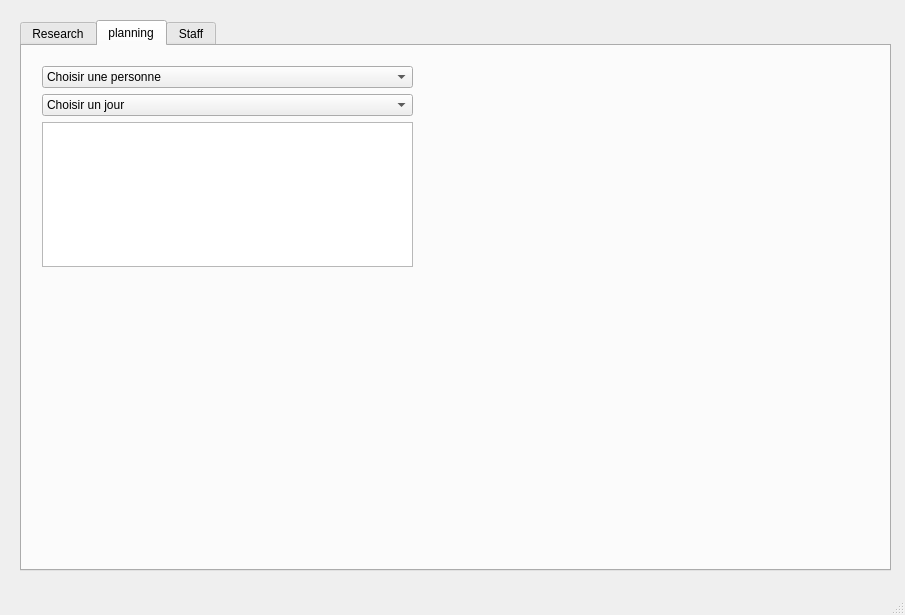
mariamko25/ProjetQT, file mainwindow.ui: the form before one commit.
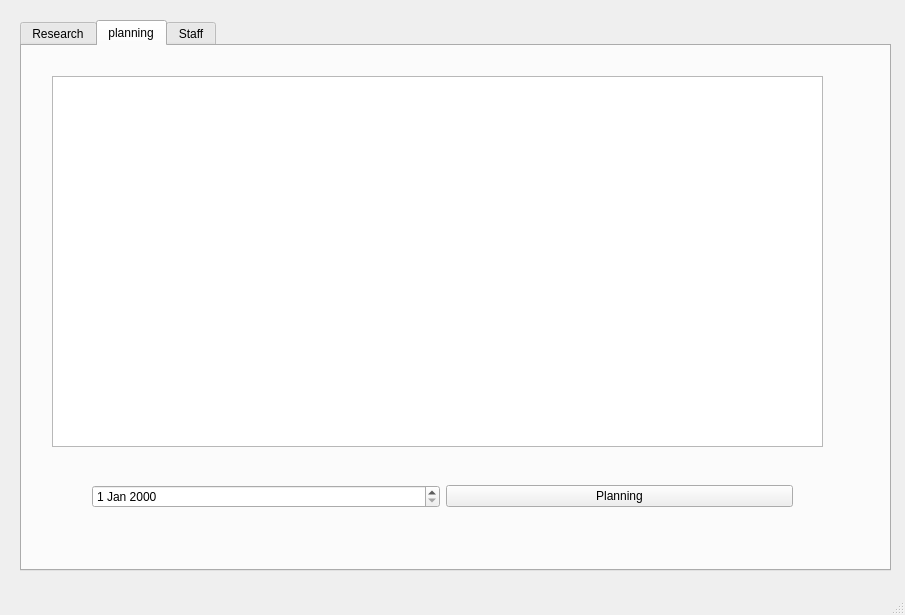
The form after the commit. The open tabs and pages were chosen to show the change.

What changed in the file:
```diff
--- a/mainwindow.ui
+++ b/mainwindow.ui
@@ -203,73 +203,36 @@
         <widget class="QWidget" name="gridLayoutWidget_3">
          <property name="geometry">
           <rect>
-           <x>20</x>
-           <y>20</y>
-           <width>371</width>
-           <height>201</height>
+           <x>30</x>
+           <y>30</y>
+           <width>771</width>
+           <height>371</height>
           </rect>
          </property>
          <layout class="QGridLayout" name="gridLayout_3">
           <item row="0" column="0">
-           <widget class="QComboBox" name="comboBox_Jour">
-            <property name="currentText">
-             <string>Choisir une personne</string>
-            </property>
-            <item>
-             <property name="text">
-              <string>Choisir une personne</string>
-             </property>
-            </item>
-           </widget>
+           <widget class="QTableView" name="TABV_Planning"/>
           </item>
-          <item row="4" column="0">
-           <widget class="QTableView" name="tableView_2"/>
+         </layout>
+        </widget>
+        <widget class="QWidget" name="horizontalLayoutWidget_5">
+         <property name="geometry">
+          <rect>
+           <x>70</x>
+           <y>410</y>
+           <width>701</width>
+           <height>81</height>
+          </rect>
+         </property>
+         <layout class="QHBoxLayout" name="horizontalLayout_5">
+          <item>
+           <widget class="QDateEdit" name="DE_PlanningDate"/>
           </item>
-          <item row="3" column="0">
-           <widget class="QComboBox" name="comboBox_Personne">
-            <property name="currentText">
-             <string>Choisir un jour</string>
+          <item>
+           <widget class="QPushButton" name="btnPlanning">
+            <property name="text">
+             <string>Planning</string>
             </property>
-            <item>
-             <property name="text">
-              <string>Choisir un jour</string>
-             </property>
-            </item>
-            <item>
-             <property name="text">
-              <string>Lundi</string>
-             </property>
-            </item>
-            <item>
-             <property name="text">
-              <string>Mardi</string>
-             </property>
-            </item>
-            <item>
-             <property name="text">
-              <string>Mercredi</string>
-             </property>
-            </item>
-            <item>
-             <property name="text">
-              <string>Jeudi</string>
-             </property>
-            </item>
-            <item>
-             <property name="text">
-              <string>Vendredi</string>
-             </property>
-            </item>
-            <item>
-             <property name="text">
-              <string>Samedi</string>
-             </property>
-            </item>
-            <item>
-             <property name="text">
-              <string>Dimanche</string>
-             </property>
-            </item>
            </widget>
           </item>
          </layout>
```
Left out of the diff: 4 changed lines with no effect on the pictures.
